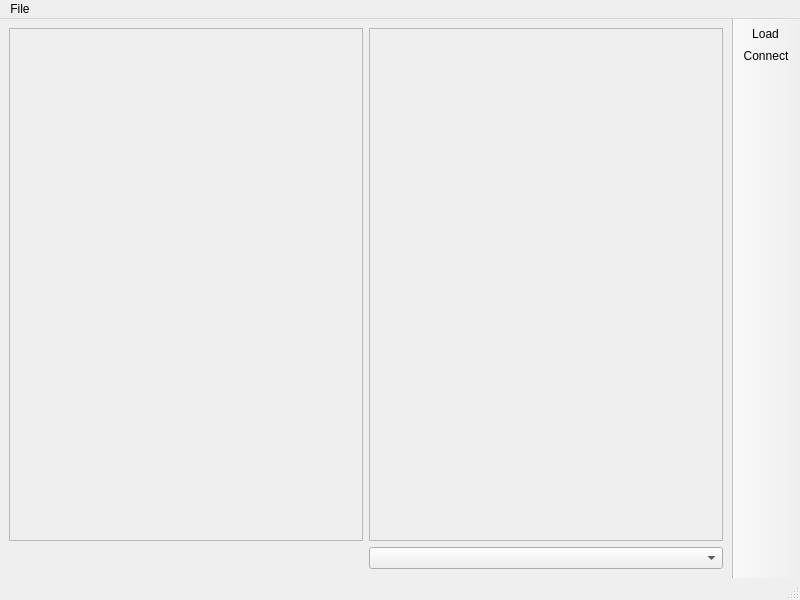
utkarshayachit/QuickContour, file qcMainWindow.ui: the form before one commit.
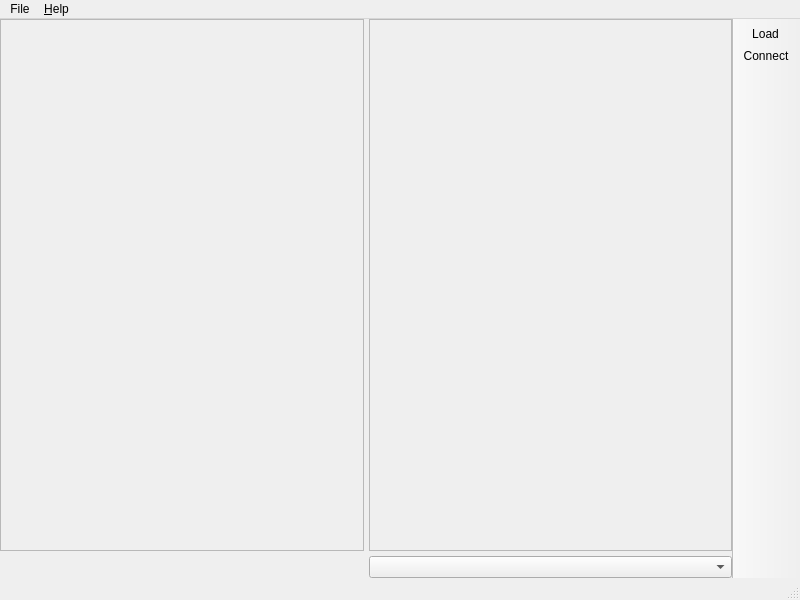
The form after the commit. Custom widgets are drawn as their Qt base class.

Diff of the .ui file:
```diff
--- a/qcMainWindow.ui
+++ b/qcMainWindow.ui
@@ -15,6 +15,12 @@
   </property>
   <widget class="QWidget" name="centralwidget">
    <layout class="QGridLayout" name="gridLayout">
+    <property name="margin">
+     <number>0</number>
+    </property>
+    <property name="spacing">
+     <number>5</number>
+    </property>
     <item row="0" column="0">
      <widget class="QFrame" name="renderFrame1">
       <property name="frameShape">
@@ -61,7 +67,13 @@
     <addaction name="separator"/>
     <addaction name="action_Exit"/>
    </widget>
+   <widget class="QMenu" name="menu_Help">
+    <property name="title">
+     <string>&amp;Help</string>
+    </property>
+   </widget>
    <addaction name="menuFile"/>
+   <addaction name="menu_Help"/>
   </widget>
   <widget class="QStatusBar" name="statusbar"/>
   <widget class="QToolBar" name="toolBar">
```
Left out of the diff: 2 changed lines with no effect on the pictures.
